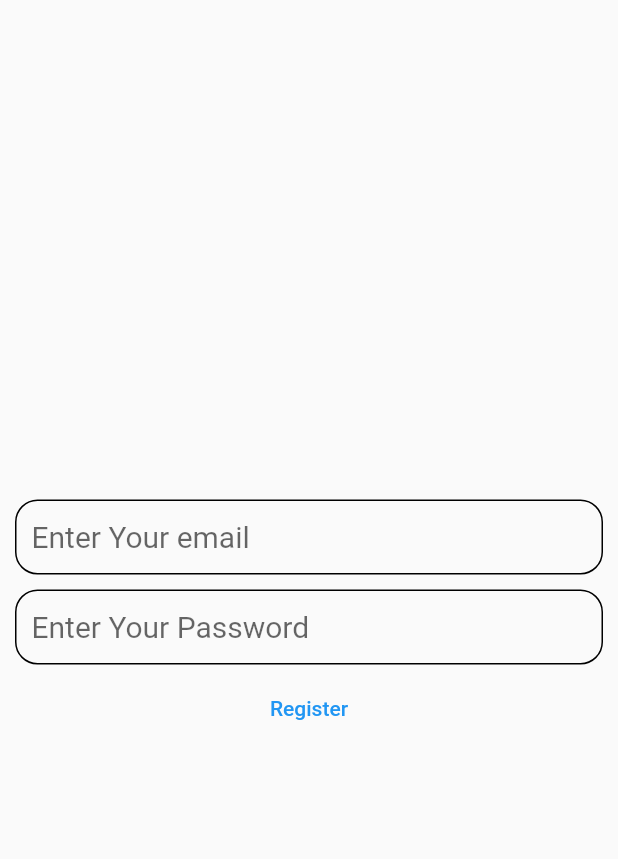
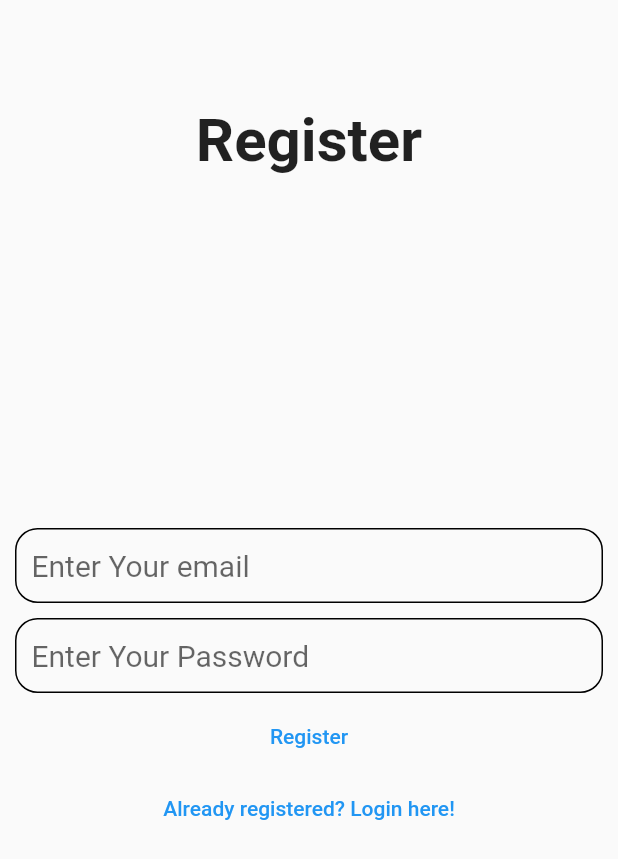
Before and after one commit to dinodtharinda/testrun, a Flutter app: the RegisterView screen opened directly, on a phone screen of 412 x 824 dp. Shown: the top 859 px of the screen. Run offline on Flutter 3.47's test engine with Material 2 defaults, Android fonts, the phone set to English and light mode, and no system bars; our stand-ins replace firebase_auth, firebase_core; accounts and stored records are empty.

Commit message:
Link between login and register

```diff
--- a/lib/view/register_view.dart
+++ b/lib/view/register_view.dart
@@ -1,3 +1,5 @@
+// ignore_for_file: use_build_context_synchronously
+
 import 'package:flutter/material.dart';
 import 'package:firebase_core/firebase_core.dart';
 import 'package:firebase_auth/firebase_auth.dart';
@@ -30,11 +32,23 @@ class _RegisterViewState extends State<RegisterView> {
 
   @override
   Widget build(BuildContext context) {
-    return Column(
+    return Scaffold(
+      body: SingleChildScrollView(
+        child: Column(
+          children: [
+            Container(
+              margin: const EdgeInsets.only(top: 70, bottom: 230),
+              child: const Text(
+                'Register',
+                style: TextStyle(fontSize: 40, fontWeight: FontWeight.bold),
+              ),
+            ),
+            Column(
               mainAxisAlignment: MainAxisAlignment.center,
               children: [
                 Container(
-          margin: const EdgeInsets.symmetric(horizontal: 10, vertical: 5),
+                  margin:
+                      const EdgeInsets.symmetric(horizontal: 10, vertical: 5),
                   padding: const EdgeInsets.symmetric(horizontal: 10),
                   decoration: BoxDecoration(
                       border: Border.all(width: 1),
@@ -53,7 +67,8 @@ class _RegisterViewState extends State<RegisterView> {
                   ),
                 ),
                 Container(
-          margin: const EdgeInsets.symmetric(horizontal: 10, vertical: 5),
+                  margin:
+                      const EdgeInsets.symmetric(horizontal: 10, vertical: 5),
                   padding: const EdgeInsets.symmetric(horizontal: 10),
                   decoration: BoxDecoration(
                       border: Border.all(width: 1),
@@ -68,20 +83,25 @@ class _RegisterViewState extends State<RegisterView> {
                         fontSize: 20,
                       ),
                       decoration: const InputDecoration(
-                  hintText: 'Enter Your Password', border: InputBorder.none)),
+                          hintText: 'Enter Your Password',
+                          border: InputBorder.none)),
                 ),
                 TextButton(
                   onPressed: () async {
+                    await Firebase.initializeApp(
+                        options: DefaultFirebaseOptions.currentPlatform);
                     final email = _email.text;
                     final password = _password.text;
                     try {
-              await FirebaseAuth.instance.createUserWithEmailAndPassword(
+                      await FirebaseAuth.instance
+                          .createUserWithEmailAndPassword(
                               email: email, password: password);
 
                       var snackbar = SnackBar(
                           content: const Text('Registered'),
                           elevation: 16,
-                  backgroundColor: const Color.fromARGB(255, 27, 171, 51),
+                          backgroundColor:
+                              const Color.fromARGB(255, 27, 171, 51),
                           behavior: SnackBarBehavior.floating,
                           margin: const EdgeInsets.all(10),
                           shape: RoundedRectangleBorder(
@@ -91,7 +111,8 @@ class _RegisterViewState extends State<RegisterView> {
                             label: 'Dismiss',
                             textColor: Colors.black,
                             onPressed: () {
-                      ScaffoldMessenger.of(context).hideCurrentSnackBar();
+                              ScaffoldMessenger.of(context)
+                                  .hideCurrentSnackBar();
                             },
                           ));
                       ScaffoldMessenger.of(context).showSnackBar(snackbar);
@@ -118,7 +139,8 @@ class _RegisterViewState extends State<RegisterView> {
                       var snackbar = SnackBar(
                           content: Text(errorMsg),
                           elevation: 16,
-                  backgroundColor: const Color.fromARGB(255, 234, 15, 15),
+                          backgroundColor:
+                              const Color.fromARGB(255, 234, 15, 15),
                           behavior: SnackBarBehavior.floating,
                           margin: const EdgeInsets.all(10),
                           shape: RoundedRectangleBorder(
@@ -128,7 +150,8 @@ class _RegisterViewState extends State<RegisterView> {
                             label: 'Dismiss',
                             textColor: Colors.black,
                             onPressed: () {
-                      ScaffoldMessenger.of(context).hideCurrentSnackBar();
+                              ScaffoldMessenger.of(context)
+                                  .hideCurrentSnackBar();
                             },
                           ));
                       ScaffoldMessenger.of(context).showSnackBar(snackbar);
@@ -145,7 +168,8 @@ class _RegisterViewState extends State<RegisterView> {
                           action: SnackBarAction(
                             label: 'Dismiss',
                             onPressed: () {
-                      ScaffoldMessenger.of(context).hideCurrentSnackBar();
+                              ScaffoldMessenger.of(context)
+                                  .hideCurrentSnackBar();
                             },
                           ));
                       ScaffoldMessenger.of(context).showSnackBar(snackbar);
@@ -153,7 +177,19 @@ class _RegisterViewState extends State<RegisterView> {
                   },
                   child: const Text('Register'),
                 ),
+                TextButton(
+                  onPressed: () {
+                    ScaffoldMessenger.of(context).hideCurrentSnackBar();
+                    Navigator.of(context)
+                        .pushNamedAndRemoveUntil('/login/', (route) => false);
+                  },
+                  child: const Text('Already registered? Login here!'),
+                )
               ],
+            ),
+          ],
+        ),
+      ),
     );
   }
 }
```
Also changed, not shown: lib/main.dart (+40 -18 lines), lib/view/login_view.dart (+27 -4 lines). Lines whose indentation alone changed are shown as unchanged.
